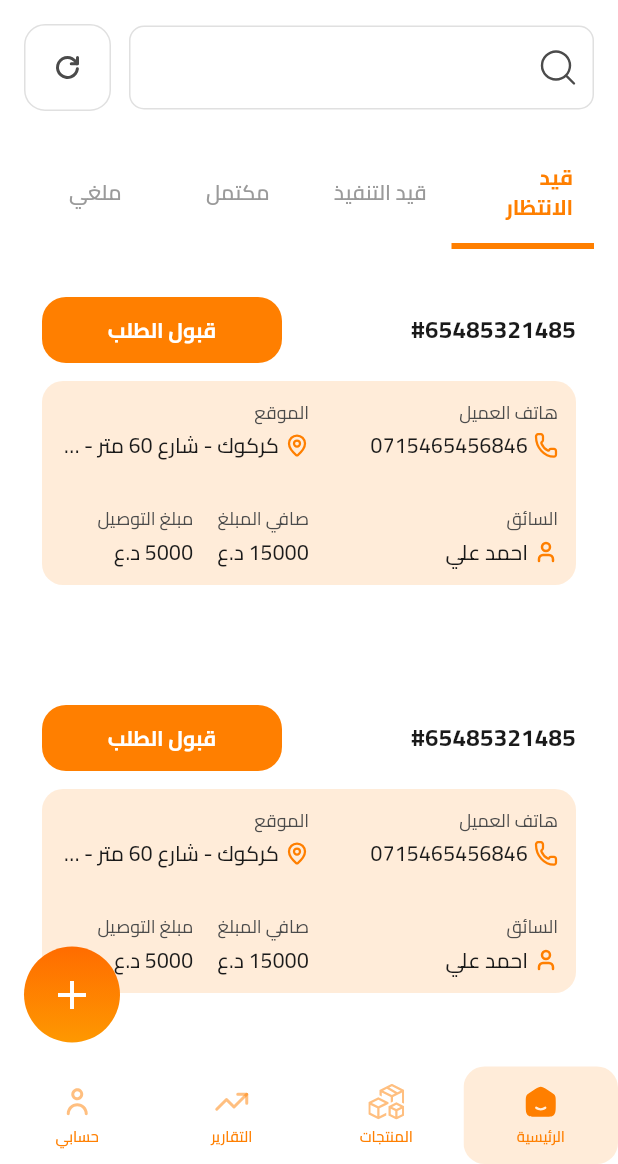
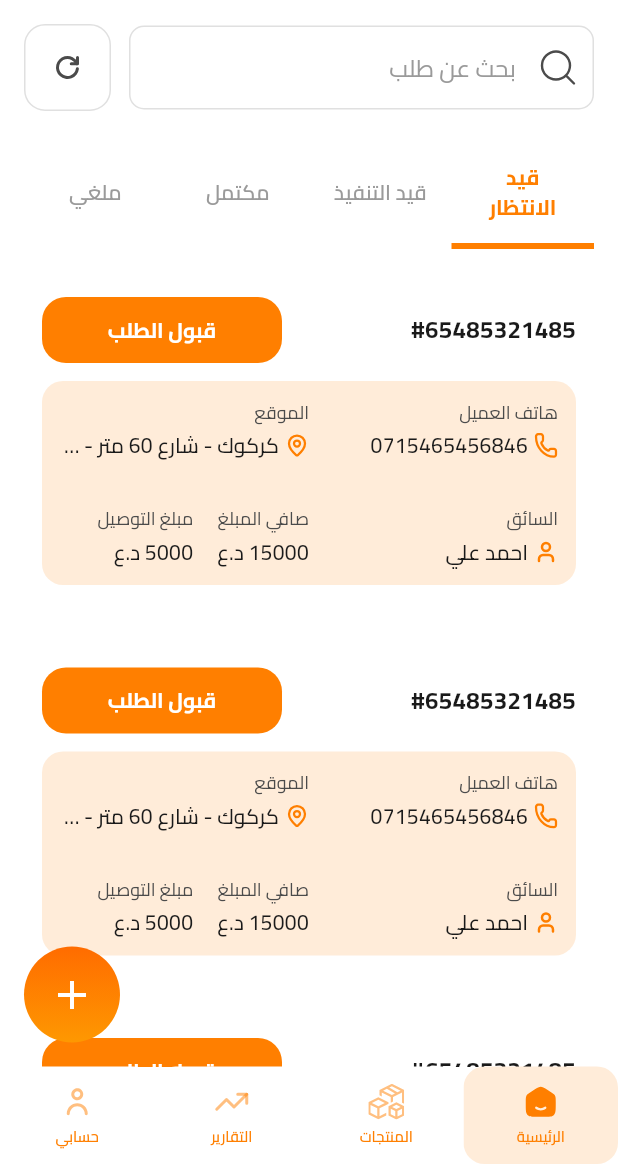
Before and after one commit to AhmedNasser24/Bastogah_app, a Flutter app: the screen it shows after launch, on a phone screen of 412 x 824 dp, the part 72-1236 px from its top. Run offline on Flutter 3.47's test engine with Material 3 defaults, Android fonts, the light colour scheme and no system bars; our stand-ins replace easy_localization, flutter_svg, gap, go_router.

Commit message:
make responsive grid

```diff
--- a/assets/translations/ar.json
+++ b/assets/translations/ar.json
@@ -28,6 +28,7 @@
       "in_progress": "قيد التنفيذ",
       "completed": "مكتمل",
       "cancelled": "ملغي"
-    }
+    },
+    "search": "بحث عن طلب"
   }
 }
--- a/lib/core/responsive_helper/responsive_size.dart
+++ b/lib/core/responsive_helper/responsive_size.dart
@@ -5,8 +5,8 @@ import 'size_config.dart';
 
 double responsiveSize(BuildContext context, double size) {
   double scaleFactor = getScaleFactor(context);
-  double lowerLimit = context.isMobile ? size * 1 : size * 1.2;
-  double upperLimit = context.isMobile ? size * 1 : size * 1.2;
+  double lowerLimit = context.isMobile ? size * 1 : size * 1;
+  double upperLimit = context.isMobile ? size * 1 : size * 1;
   size = size * scaleFactor;
 
   return size.clamp(lowerLimit, upperLimit);
--- a/lib/features/merchant_feature/home/presentation/widgets/filters.dart
+++ b/lib/features/merchant_feature/home/presentation/widgets/filters.dart
@@ -48,6 +48,7 @@ class _FiltersState extends State<Filters> {
                   style: isSelcted(index)
                       ? AppFontStyle.bold14Primary(context)
                       : AppFontStyle.semibold14grey(context),
+                  textAlign: TextAlign.center,
                 ),
               ),
             ),
--- a/lib/features/merchant_feature/home/presentation/widgets/merchant_order_item.dart
+++ b/lib/features/merchant_feature/home/presentation/widgets/merchant_order_item.dart
@@ -43,7 +43,7 @@ class MerchantOrderItem extends StatelessWidget {
               children: [
                 Flexible(
                   child: Column(
-                    mainAxisAlignment: MainAxisAlignment.spaceAround,
+                    mainAxisAlignment: MainAxisAlignment.spaceBetween,
                     crossAxisAlignment: CrossAxisAlignment.start,
                     spacing: 30,
                     children: [
@@ -61,7 +61,7 @@ class MerchantOrderItem extends StatelessWidget {
                 // Spacer(),
                 const Flexible(
                   child: Column(
-                    mainAxisAlignment: MainAxisAlignment.spaceAround,
+                    mainAxisAlignment: MainAxisAlignment.spaceBetween,
                     crossAxisAlignment: CrossAxisAlignment.start,
                     spacing: 30,
                     children: [
@@ -69,6 +69,7 @@ class MerchantOrderItem extends StatelessWidget {
                         address: "كركوك - شارع 60 متر - مجمع البستنة",
                       ),
                       Row(
+                        crossAxisAlignment: CrossAxisAlignment.start,
                         children: [
                           Flexible(child: NetAmount(amount: "15000")),
                           Gap(16),
@@ -162,6 +163,7 @@ class CustomerAddress extends StatelessWidget {
         Text(
           "merchant.customer_address".tr(),
           style: AppFontStyle.regular12black4B(context),
+          overflow: TextOverflow.ellipsis,
         ),
         const Gap(4),
         Row(
@@ -194,9 +196,14 @@ class NetAmount extends StatelessWidget {
         Text(
           "merchant.net_amount".tr(),
           style: AppFontStyle.regular12black4B(context),
+          overflow: TextOverflow.ellipsis,
         ),
         const Gap(4),
-        Text("$amount د.ع", style: AppFontStyle.medium14black1A(context)),
+        Text(
+          "$amount د.ع",
+          style: AppFontStyle.medium14black1A(context),
+          overflow: TextOverflow.ellipsis,
+        ),
       ],
     );
   }
@@ -213,9 +220,14 @@ class DeliveryAmount extends StatelessWidget {
         Text(
           "merchant.delivery_amount".tr(),
           style: AppFontStyle.regular12black4B(context),
+          overflow: TextOverflow.ellipsis,
         ),
         const Gap(4),
-        Text("$amount د.ع", style: AppFontStyle.medium14black1A(context)),
+        Text(
+          "$amount د.ع",
+          style: AppFontStyle.medium14black1A(context),
+          overflow: TextOverflow.ellipsis,
+        ),
       ],
     );
   }
--- a/lib/features/merchant_feature/home/presentation/widgets/merchant_order_items_grid_view.dart
+++ b/lib/features/merchant_feature/home/presentation/widgets/merchant_order_items_grid_view.dart
@@ -16,8 +16,8 @@ class MerchantOrderItemsGridView extends StatelessWidget {
         mainAxisSpacing: 12,
         crossAxisSpacing: 12,
         mainAxisExtent: selectedFilter == MerchantFilterEnums.cancelled
-            ? 320
-            : 260,
+            ? 310
+            : 235,
       ),
       itemCount: 20,
       itemBuilder: (context, index) =>
--- a/lib/features/merchant_feature/home/presentation/widgets/search_field.dart
+++ b/lib/features/merchant_feature/home/presentation/widgets/search_field.dart
@@ -22,7 +22,7 @@ class _SearchFieldState extends State<SearchField> {
         Expanded(
           child: CustomTextFormField(
             controller: controller,
-            title: "merchant.search".tr(),
+            hintText: "merchant.search".tr(),
             prefixIcon: Padding(
               padding: const EdgeInsets.all(8.0),
               child: SvgPicture.asset(AppIcons.iconsSearchIcon),
```
